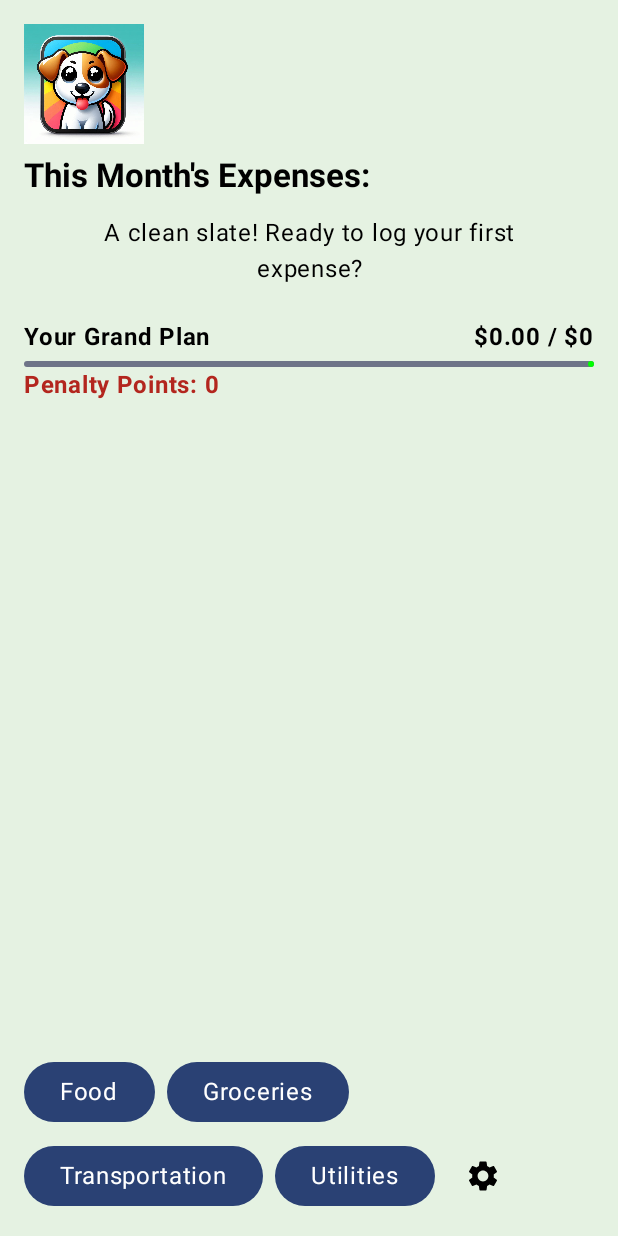
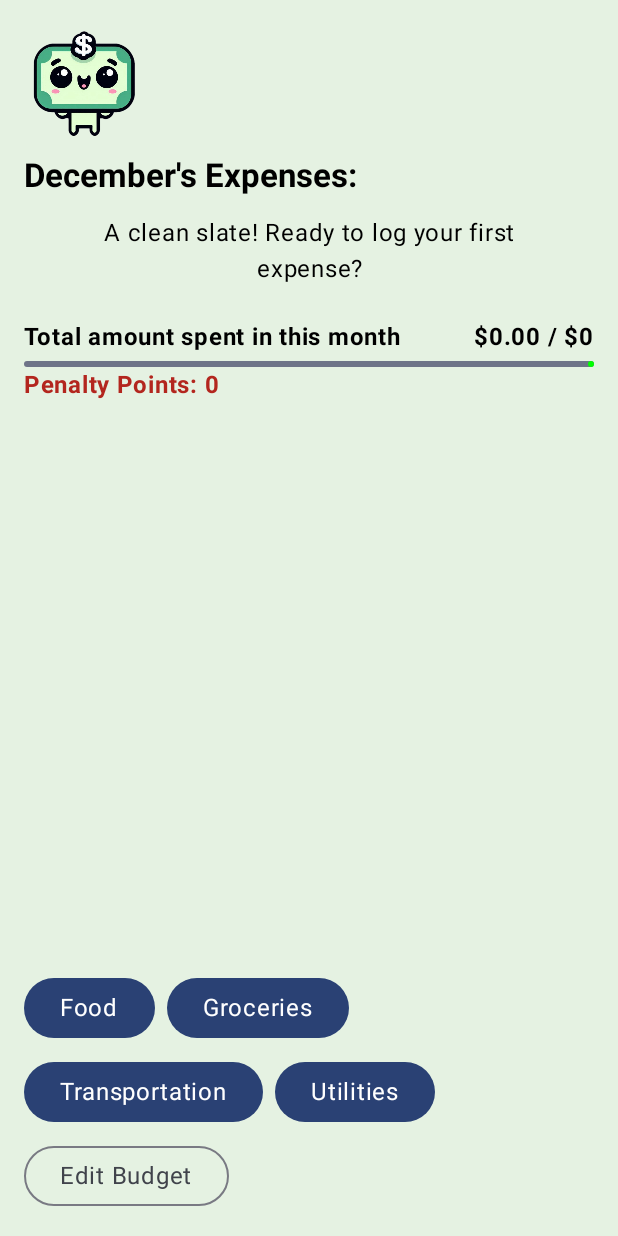
Before and after one commit to eng60377/Expenses-Android-App, an Android app built with Jetpack Compose: the screen it shows after launch (MainActivity), after a tap on "Start tracking expenses", on a phone screen of 412 x 824 dp. Run offline under Robolectric (Android 15) with nearby library versions, the phone set to English and light mode, and no system bars.

Commit message:
Refine UI labels and button styles

```diff
--- a/app/src/main/java/com/example/expenses/MainActivity.kt
+++ b/app/src/main/java/com/example/expenses/MainActivity.kt
@@ -17,7 +17,6 @@ import androidx.compose.foundation.text.KeyboardActions
 import androidx.compose.foundation.text.KeyboardOptions
 import androidx.compose.material.icons.Icons
 import androidx.compose.material.icons.filled.Add
-import androidx.compose.material.icons.filled.Settings
 import androidx.compose.material3.*
 import androidx.compose.runtime.*
 import androidx.compose.runtime.getValue
@@ -80,7 +79,7 @@ class MainActivity : ComponentActivity() {
 }
 
 @Composable
-fun CsvTable(csvData: String, categoryBudgets: Map<String, Float>): Double {
+fun CsvTable(csvData: String, categoryBudgets: Map<String, Float>) {
     if (csvData.isBlank()) {
         Text(
             "A clean slate! Ready to log your first expense?",
@@ -90,7 +89,7 @@ fun CsvTable(csvData: String, categoryBudgets: Map<String, Float>): Double {
                 .fillMaxWidth()
                 .padding(16.dp)
         )
-        return 0.0
+        return
     }
     val currentMonthName = YearMonth.now().month.getDisplayName(TextStyle.FULL, Locale.getDefault())
     val previousMonthName = YearMonth.now().minusMonths(1).month.getDisplayName(TextStyle.FULL, Locale.getDefault())
@@ -124,9 +123,10 @@ fun CsvTable(csvData: String, categoryBudgets: Map<String, Float>): Double {
     Column(modifier = Modifier.padding(top = 8.dp)) {
         Row(Modifier.padding(vertical = 8.dp)) {
             Text("Category", modifier = Modifier.weight(0.8f), fontWeight = FontWeight.Bold)
-            Text("Budget", modifier = Modifier.weight(0.7f), fontWeight = FontWeight.Bold, textAlign = TextAlign.Center)
+            Text("Budgeted", modifier = Modifier.weight(0.7f), fontWeight = FontWeight.Bold, textAlign = TextAlign.Center)
             filteredHeader.drop(1).forEach { monthName ->
-                Text(monthName, modifier = Modifier.weight(0.7f), fontWeight = FontWeight.Bold, textAlign = TextAlign.Center)
+                val headerText = if (monthName == currentMonthName) "Spent" else monthName
+                Text(headerText, modifier = Modifier.weight(0.7f), fontWeight = FontWeight.Bold, textAlign = TextAlign.Center)
             }
         }
 
@@ -177,7 +177,6 @@ fun CsvTable(csvData: String, categoryBudgets: Map<String, Float>): Double {
             }
         }
     }
-    return if (currentMonthDataIndex != -1) columnTotals.getOrNull(currentMonthDataIndex) ?: 0.0 else 0.0
 }
 
 @OptIn(ExperimentalLayoutApi::class)
@@ -385,13 +384,13 @@ fun ExpenseScreen(modifier: Modifier = Modifier) {
 
                 Spacer(modifier = Modifier.height(8.dp))
 
-                Text("This Month's Expenses:", style = MaterialTheme.typography.titleLarge)
+                Text("${YearMonth.now().month.getDisplayName(TextStyle.FULL, Locale.getDefault())}'s Expenses:", style = MaterialTheme.typography.titleLarge)
                 CsvTable(csvData = csvContent, categoryBudgets = categoryBudgets)
 
                 Spacer(modifier = Modifier.height(8.dp))
 
                 Row(modifier = Modifier.fillMaxWidth(), horizontalArrangement = Arrangement.SpaceBetween) {
-                    Text(text = "Your Grand Plan", fontWeight = FontWeight.Bold)
+                    Text(text = "Total amount spent in this month", fontWeight = FontWeight.Bold)
                     Text(text = String.format("$%.2f / $%.0f", monthlyTotal, overallBudget), fontWeight = FontWeight.Bold)
                 }
                 Spacer(modifier = Modifier.height(4.dp))
@@ -417,11 +416,11 @@ fun ExpenseScreen(modifier: Modifier = Modifier) {
                             Text(text = category)
                         }
                     }
-                    IconButton(onClick = {
+                    OutlinedButton(onClick = {
                         tempCategoryBudgets = categoryBudgets.mapValues { it.value.roundToInt().toString() }
                         showBudgetSettings = true
                     }) {
-                        Icon(imageVector = Icons.Default.Settings, contentDescription = "Budget Settings")
+                        Text(text = "Edit Budget")
                     }
                 }
 
```
Also changed, not shown: app/src/main/res/drawable/mascot_happy.jpeg (deleted), app/src/main/res/drawable/mascot_happy.png (added), app/src/main/res/drawable/mascot_nervous.jpeg (deleted), app/src/main/res/drawable/mascot_nervous.png (added), app/src/main/res/drawable/mascot_sad.jpeg (deleted), app/src/main/res/drawable/mascot_sad.png (added).
